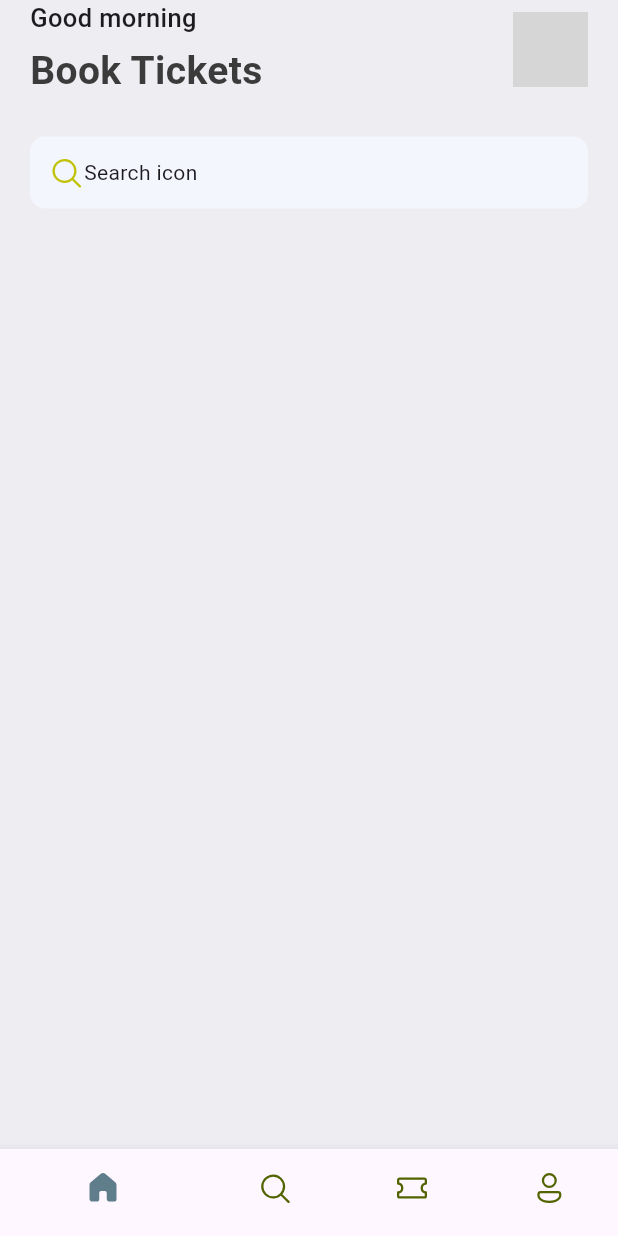
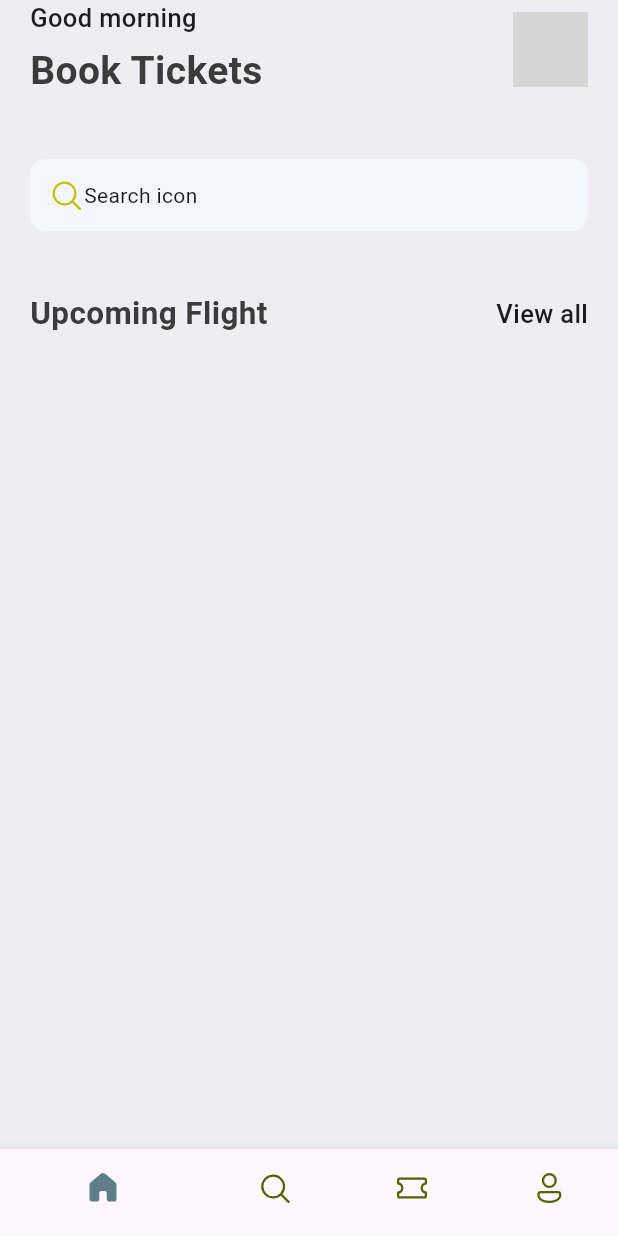
Before and after one commit to sithumoemyint-code/flutter_course_absolute_beginners, a Flutter app: the screen it shows after launch, on a phone screen of 412 x 824 dp. Run offline on Flutter 3.47's test engine with Material 3 defaults, Android fonts, the phone set to English and light mode, and no system bars; our stand-ins replace fluentui_icons; grey boxes are pictures that could not be loaded.

Commit message:
app double text

```diff
--- a/lib/base/res/styles/app_styles.dart
+++ b/lib/base/res/styles/app_styles.dart
@@ -10,7 +10,13 @@ class AppStyles {
   static TextStyle headLineStyle1 = TextStyle(
     fontSize: 26,
     fontWeight: FontWeight.bold,
-    color: AppStyles.textColor,
+    color: textColor,
+  );
+
+  static TextStyle headLineStyle2 = TextStyle(
+    fontSize: 21,
+    fontWeight: FontWeight.bold,
+    color: textColor,
   );
 
   static TextStyle headLineStyle3 = const TextStyle(
--- a/lib/base/widgets/app_double_text.dart
+++ b/lib/base/widgets/app_double_text.dart
@@ -1,7 +1,15 @@
 import 'package:flutter/material.dart';
+import 'package:my_app/base/res/styles/app_styles.dart' show AppStyles;
 
 class AppDoubleText extends StatefulWidget {
-  const AppDoubleText({super.key});
+  const AppDoubleText({
+    super.key,
+    required this.bigText,
+    required this.smallText,
+  });
+
+  final String bigText;
+  final String smallText;
 
   @override
   State<AppDoubleText> createState() => _AppDoubleTextState();
@@ -10,6 +18,17 @@ class AppDoubleText extends StatefulWidget {
 class _AppDoubleTextState extends State<AppDoubleText> {
   @override
   Widget build(BuildContext context) {
-    return Container();
+    return Row(
+      mainAxisAlignment: MainAxisAlignment.spaceBetween,
+      children: [
+        Text(widget.bigText, style: AppStyles.headLineStyle2),
+        InkWell(
+          onTap: () {
+            print("You are tapped");
+          },
+          child: Text(widget.smallText, style: AppStyles.headLineStyle3),
+        ),
+      ],
+    );
   }
 }
--- a/lib/screens/home_screen.dart
+++ b/lib/screens/home_screen.dart
@@ -2,6 +2,7 @@ import 'package:fluentui_icons/fluentui_icons.dart';
 import 'package:flutter/material.dart';
 import 'package:my_app/base/res/media.dart' show AppMedia;
 import 'package:my_app/base/res/styles/app_styles.dart' show AppStyles;
+import 'package:my_app/base/widgets/app_double_text.dart' show AppDoubleText;
 
 class HomeScreen extends StatefulWidget {
   const HomeScreen({super.key});
@@ -45,7 +46,7 @@ class _HomeScreenState extends State<HomeScreen> {
                     ),
                   ],
                 ),
-                const SizedBox(height: 25),
+                const SizedBox(height: 40),
                 Container(
                   padding: const EdgeInsets.symmetric(
                     horizontal: 12,
@@ -65,6 +66,11 @@ class _HomeScreenState extends State<HomeScreen> {
                     ],
                   ),
                 ),
+                const SizedBox(height: 40),
+                AppDoubleText(
+                  bigText: 'Upcoming Flight',
+                  smallText: 'View all',
+                ),
               ],
             ),
           ),
```
